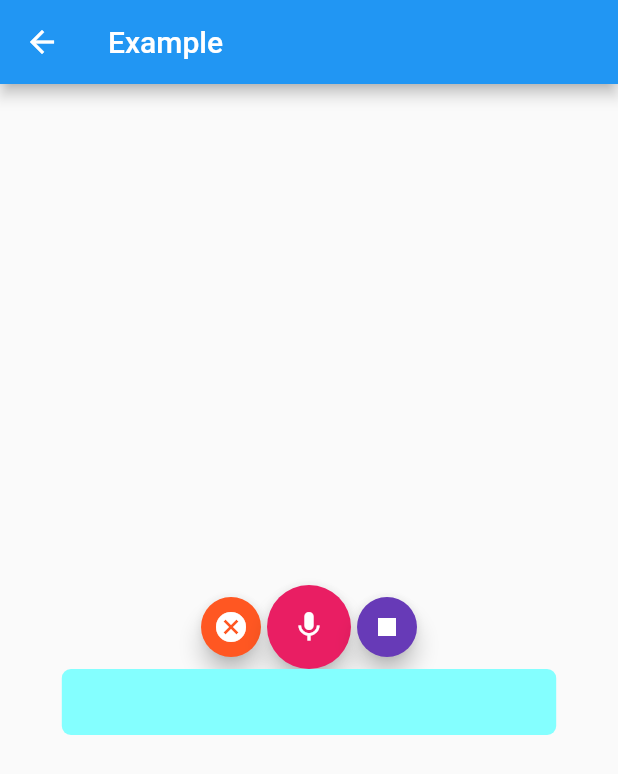
After one commit to ckgauro/TextToSpeech-and-Speech-Tot-Text, a Flutter app: the screen it shows after launch, after a tap on the "access alarms" icon, on a phone screen of 412 x 824 dp. The commit adds this screen. Shown: the top 774 px of the screen. Run offline on Flutter 3.47's test engine with Material 2 defaults, Android fonts, the phone set to English and light mode, and no system bars; our stand-ins replace flutter_tts; missing offline and left inert: speech_recognition.

Commit message:
first commit 4

```diff
--- /dev/null
+++ b/lib/TestSpeech.dart
@@ -0,0 +1,116 @@
+import 'package:flutter/material.dart';
+import 'package:speech_recognition/speech_recognition.dart';
+
+class TestExample extends StatefulWidget {
+  @override
+  _TestExampleState createState() => _TestExampleState();
+}
+
+class _TestExampleState extends State<TestExample> {
+  SpeechRecognition _speechRecognition;
+  bool _isAvailable = false;
+  bool _isListening = false;
+
+  String resultText = "";
+  @override
+  void initState() {
+    super.initState();
+    initSpeechRecognizer();
+  }
+
+  void initSpeechRecognizer() {
+    _speechRecognition = SpeechRecognition();
+
+    _speechRecognition.setAvailabilityHandler(
+      (bool result) => setState(() => _isAvailable = result),
+    );
+
+    _speechRecognition.setRecognitionStartedHandler(
+      () => setState(() => _isListening = true),
+    );
+
+    _speechRecognition.setRecognitionResultHandler(
+      (String speech) => setState(() => resultText = speech),
+    );
+
+    _speechRecognition.setRecognitionCompleteHandler(
+      () => setState(() => _isListening = false),
+    );
+
+    _speechRecognition.activate().then(
+          (result) => setState(() => _isAvailable = result),
+        );
+  }
+
+  @override
+  Widget build(BuildContext context) {
+    return Scaffold(
+      appBar: AppBar(
+        title: Text("Example"),
+      ),
+      body: Container(
+        child: Column(
+          mainAxisAlignment: MainAxisAlignment.center,
+          crossAxisAlignment: CrossAxisAlignment.center,
+          children: <Widget>[
+            Row(
+              mainAxisAlignment: MainAxisAlignment.center,
+              children: <Widget>[
+                FloatingActionButton(
+                  child: Icon(Icons.cancel),
+                  mini: true,
+                  backgroundColor: Colors.deepOrange,
+                  onPressed: () {
+                    if (_isListening)
+                      _speechRecognition.cancel().then(
+                            (result) => setState(() {
+                              _isListening = result;
+                              resultText = "";
+                            }),
+                          );
+                  },
+                ),
+                FloatingActionButton(
+                  child: Icon(Icons.mic),
+                  onPressed: () {
+                    if (_isAvailable && !_isListening)
+                      _speechRecognition
+                          .listen(locale: "en_US")
+                          .then((result) => print('$result'));
+                  },
+                  backgroundColor: Colors.pink,
+                ),
+                FloatingActionButton(
+                  child: Icon(Icons.stop),
+                  mini: true,
+                  backgroundColor: Colors.deepPurple,
+                  onPressed: () {
+                    if (_isListening)
+                      _speechRecognition.stop().then(
+                            (result) => setState(() => _isListening = result),
+                          );
+                  },
+                ),
+              ],
+            ),
+            Container(
+              width: MediaQuery.of(context).size.width * 0.8,
+              decoration: BoxDecoration(
+                color: Colors.cyanAccent[100],
+                borderRadius: BorderRadius.circular(6.0),
+              ),
+              padding: EdgeInsets.symmetric(
+                vertical: 8.0,
+                horizontal: 12.0,
+              ),
+              child: Text(
+                resultText,
+                style: TextStyle(fontSize: 24.0),
+              ),
+            )
+          ],
+        ),
+      ),
+    );
+  }
+}
--- a/lib/main.dart
+++ b/lib/main.dart
@@ -1,5 +1,7 @@
 import 'package:flutter/material.dart';
 import 'package:flutter_tts/flutter_tts.dart';
+import 'speechToText.dart';
+import 'TestSpeech.dart';
 
 void main() => runApp(MyApp());
 
@@ -167,6 +169,22 @@ class _MyHomeState extends State<MyHome> {
       home: Scaffold(
         appBar: AppBar(
           title: Text('Flutter TTS'),
+          actions: <Widget>[
+            IconButton(
+              icon: Icon(Icons.access_alarms),
+              onPressed: () {
+                //Navigator.of(context).push(SpeechToText());
+                // Navigator.push(
+                //   context,
+                //   MaterialPageRoute(builder: (context) => SpeechToText()),
+                // );
+                 Navigator.push(
+                  context,
+                  MaterialPageRoute(builder: (context) => TestExample()),
+                );
+              },
+            ),
+          ],
         ),
         body: SingleChildScrollView(
           scrollDirection: Axis.vertical,
--- a/pubspec.yaml
+++ b/pubspec.yaml
@@ -20,6 +20,7 @@ dependencies:
   flutter:
     sdk: flutter
   flutter_tts: ^0.8.7
+  speech_recognition: ^0.3.0+1
 
   # The following adds the Cupertino Icons font to your application.
   # Use with the CupertinoIcons class for iOS style icons.
```
Also changed, not shown: lib/speechToText.dart (added, +116 -0 lines), pubspec.lock.
